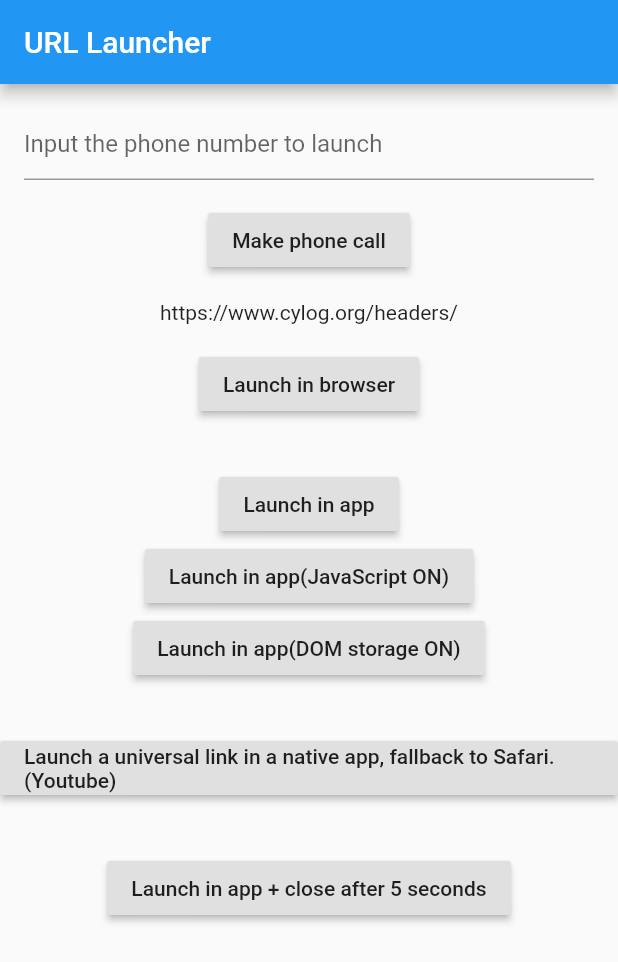
After one commit to HitomiHoshi/tutorial_flutter, a Flutter app: the screen it shows after launch, after a tap on "Direct Launch", on a phone screen of 412 x 824 dp. The commit adds this screen. Shown: the top 962 px of the screen. Run offline on Flutter 3.47's test engine with Material 2 defaults, Android fonts, the phone set to English and light mode, and no system bars; our stand-ins replace flutter_speed_dial, qr_flutter; missing offline and left inert: barcode_scan, flutter_bootstrap.

Commit message:
device launcher

```diff
--- /dev/null
+++ b/lib/launcher_device/launcher_device_function.dart
@@ -0,0 +1,202 @@
+// Copyright 2017 The Chromium Authors. All rights reserved.
+// Use of this source code is governed by a BSD-style license that can be
+// found in the LICENSE file.
+
+// ignore_for_file: public_member_api_docs
+
+import 'dart:async';
+
+import 'package:flutter/material.dart';
+import 'package:url_launcher/url_launcher.dart';
+
+class DirectLaunch extends StatelessWidget {
+  @override
+  Widget build(BuildContext context) {
+    return MaterialApp(
+      title: 'URL Launcher',
+      theme: ThemeData(
+        primarySwatch: Colors.blue,
+      ),
+      home: MyHomePage(title: 'URL Launcher'),
+    );
+  }
+}
+
+class MyHomePage extends StatefulWidget {
+  MyHomePage({Key key, this.title}) : super(key: key);
+  final String title;
+
+  @override
+  _MyHomePageState createState() => _MyHomePageState();
+}
+
+class _MyHomePageState extends State<MyHomePage> {
+  Future<void> _launched;
+  String _phone = '';
+
+  Future<void> _launchInBrowser(String url) async {
+    if (await canLaunch(url)) {
+      await launch(
+        url,
+        forceSafariVC: false,
+        forceWebView: false,
+        headers: <String, String>{'my_header_key': 'my_header_value'},
+      );
+    } else {
+      throw 'Could not launch $url';
+    }
+  }
+
+  Future<void> _launchInWebViewOrVC(String url) async {
+    if (await canLaunch(url)) {
+      await launch(
+        url,
+        forceSafariVC: true,
+        forceWebView: true,
+        headers: <String, String>{'my_header_key': 'my_header_value'},
+      );
+    } else {
+      throw 'Could not launch $url';
+    }
+  }
+
+  Future<void> _launchInWebViewWithJavaScript(String url) async {
+    if (await canLaunch(url)) {
+      await launch(
+        url,
+        forceSafariVC: true,
+        forceWebView: true,
+        enableJavaScript: true,
+      );
+    } else {
+      throw 'Could not launch $url';
+    }
+  }
+
+  Future<void> _launchInWebViewWithDomStorage(String url) async {
+    if (await canLaunch(url)) {
+      await launch(
+        url,
+        forceSafariVC: true,
+        forceWebView: true,
+        enableDomStorage: true,
+      );
+    } else {
+      throw 'Could not launch $url';
+    }
+  }
+
+  Future<void> _launchUniversalLinkIos(String url) async {
+    if (await canLaunch(url)) {
+      final bool nativeAppLaunchSucceeded = await launch(
+        url,
+        forceSafariVC: false,
+        universalLinksOnly: true,
+      );
+      if (!nativeAppLaunchSucceeded) {
+        await launch(
+          url,
+          forceSafariVC: true,
+        );
+      }
+    }
+  }
+
+  Widget _launchStatus(BuildContext context, AsyncSnapshot<void> snapshot) {
+    if (snapshot.hasError) {
+      return Text('Error: ${snapshot.error}');
+    } else {
+      return const Text('');
+    }
+  }
+
+  Future<void> _makePhoneCall(String url) async {
+    if (await canLaunch(url)) {
+      await launch(url);
+    } else {
+      throw 'Could not launch $url';
+    }
+  }
+
+  @override
+  Widget build(BuildContext context) {
+    const String toLaunch = 'https://www.cylog.org/headers/';
+    return Scaffold(
+      appBar: AppBar(
+        title: Text(widget.title),
+      ),
+      body: ListView(
+        children: <Widget>[
+          Column(
+            mainAxisAlignment: MainAxisAlignment.center,
+            children: <Widget>[
+              Padding(
+                padding: const EdgeInsets.all(16.0),
+                child: TextField(
+                    onChanged: (String text) => _phone = text,
+                    decoration: const InputDecoration(
+                        hintText: 'Input the phone number to launch')),
+              ),
+              RaisedButton(
+                onPressed: () => setState(() {
+                  _launched = _makePhoneCall('tel:$_phone');
+                }),
+                child: const Text('Make phone call'),
+              ),
+              const Padding(
+                padding: EdgeInsets.all(16.0),
+                child: Text(toLaunch),
+              ),
+              RaisedButton(
+                onPressed: () => setState(() {
+                  _launched = _launchInBrowser(toLaunch);
+                }),
+                child: const Text('Launch in browser'),
+              ),
+              const Padding(padding: EdgeInsets.all(16.0)),
+              RaisedButton(
+                onPressed: () => setState(() {
+                  _launched = _launchInWebViewOrVC(toLaunch);
+                }),
+                child: const Text('Launch in app'),
+              ),
+              RaisedButton(
+                onPressed: () => setState(() {
+                  _launched = _launchInWebViewWithJavaScript(toLaunch);
+                }),
+                child: const Text('Launch in app(JavaScript ON)'),
+              ),
+              RaisedButton(
+                onPressed: () => setState(() {
+                  _launched = _launchInWebViewWithDomStorage(toLaunch);
+                }),
+                child: const Text('Launch in app(DOM storage ON)'),
+              ),
+              const Padding(padding: EdgeInsets.all(16.0)),
+              RaisedButton(
+                onPressed: () => setState(() {
+                  _launched = _launchUniversalLinkIos(toLaunch);
+                }),
+                child: const Text(
+                    'Launch a universal link in a native app, fallback to Safari.(Youtube)'),
+              ),
+              const Padding(padding: EdgeInsets.all(16.0)),
+              RaisedButton(
+                onPressed: () => setState(() {
+                  _launched = _launchInWebViewOrVC(toLaunch);
+                  Timer(const Duration(seconds: 5), () {
+                    print('Closing WebView after 5 seconds...');
+                    closeWebView();
+                  });
+                }),
+                child: const Text('Launch in app + close after 5 seconds'),
+              ),
+              const Padding(padding: EdgeInsets.all(16.0)),
+              FutureBuilder<void>(future: _launched, builder: _launchStatus),
+            ],
+          ),
+        ],
+      ),
+    );
+  }
+}
--- a/lib/main.dart
+++ b/lib/main.dart
@@ -2,6 +2,7 @@ import 'package:flutter/material.dart';
 import 'package:tutorial_flutter/Navigation_w_argument/pushNamed_w_argument.dart';
 import 'package:tutorial_flutter/Navigation_w_argument/push_w_argument.dart';
 import 'package:tutorial_flutter/bootstrap/bootstrap_example.dart';
+import 'package:tutorial_flutter/launcher_device/launcher_device_function.dart';
 import 'package:tutorial_flutter/floating_action_button/fab_speed_dial.dart';
 import 'package:tutorial_flutter/input_field/template_input_field.dart';
 import 'package:tutorial_flutter/multiple_page_connection/page_one.dart';
@@ -32,6 +33,7 @@ class MyApp extends StatelessWidget {
         '/push-name-with-argument-page': (BuildContext context) => new PushNamedWArg(),
         '/qrcode-page': (BuildContext context) => new QrcodeHomeScreen(),
         '/barcode-scan-page': (BuildContext context) => new BarcodeScan(),
+        '/direct-launch-page': (BuildContext context) => new DirectLaunch(),
       },
       home: TutorialMenu(),
     );
--- a/lib/tutorial_menu.dart
+++ b/lib/tutorial_menu.dart
@@ -169,6 +169,25 @@ class _TutorialMenu extends State<TutorialMenu> {
               },
             ),
           ),
+          Card(
+            child: FlatButton(
+              child: Container(
+                padding: const EdgeInsets.all(12),
+                child: Center(
+                  child: Text(
+                        'Direct Launch',
+                        style: TextStyle(
+                          fontSize: 16,
+                          color: Colors.black,
+                        ),
+                      ),
+                ),
+              ),
+              onPressed: () {
+                Navigator.pushNamed(context, '/direct-launch-page');
+              },
+            ),
+          ),
         ],
       ),
     );
--- a/pubspec.yaml
+++ b/pubspec.yaml
@@ -36,6 +36,7 @@ dependencies:
   path_provider: ^1.6.18
   barcode_scan: ^3.0.1
   qr_flutter: ^3.2.0
+  url_launcher: ^5.7.2
 
 dev_dependencies:
   flutter_test:
```
Also changed, not shown: pubspec.lock.
